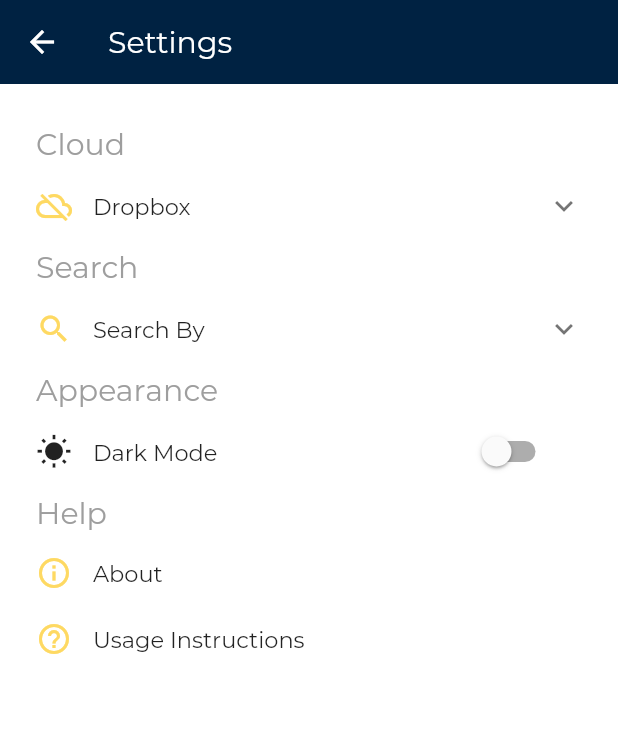
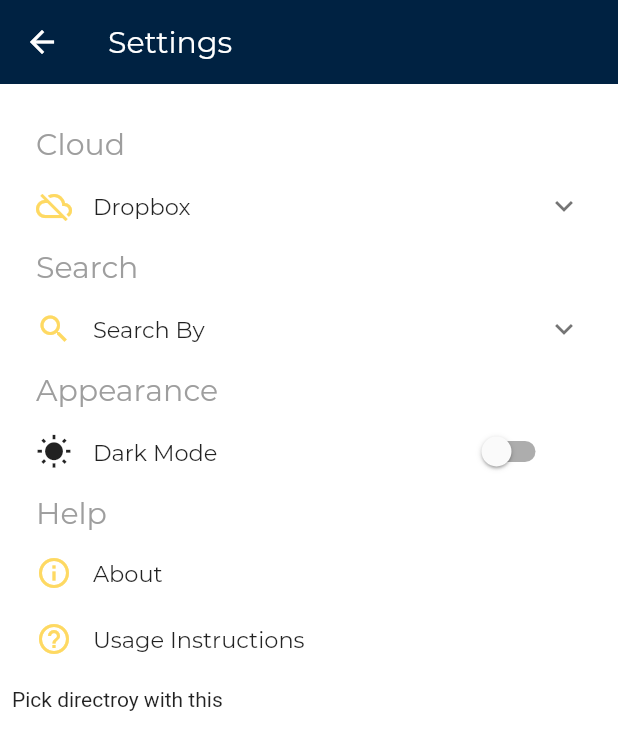
Before and after one commit to Exlaza/CalibreCarte, a Flutter app: the SettingsNew screen opened directly, on a phone screen of 412 x 824 dp. Shown: the top 750 px of the screen. Run offline on Flutter 3.47's test engine with Material 2 defaults, Android fonts, the phone set to English and light mode, and no system bars; our stand-ins replace carousel_slider, dio, flutter_html, open_file, permission_handler, rxdart and 5 more; missing offline and left inert: directory_picker; accounts and stored records are empty; project files that could hold a hidden picture were left out.

Commit message:
feat: Popup for selecting directory for external storage

```diff
--- a/lib/screens/settings_screen.dart
+++ b/lib/screens/settings_screen.dart
@@ -1,11 +1,16 @@
+import 'dart:io';
+
 import 'package:calibre_carte/providers/update_provider.dart';
 import 'package:calibre_carte/screens/connect_dropbox_screen.dart';
 import 'package:calibre_carte/widgets/Settings%20Screen%20Widgets/cloud_settings.dart';
 import 'package:calibre_carte/widgets/Settings%20Screen%20Widgets/dark_mode_toggle.dart';
 import 'package:calibre_carte/widgets/Settings%20Screen%20Widgets/search_dropdown.dart';
+import 'package:directory_picker/directory_picker.dart';
 import 'package:flutter/material.dart';
+import 'package:path_provider/path_provider.dart';
 import 'package:provider/provider.dart';
 import 'package:shared_preferences/shared_preferences.dart';
+import 'package:path/path.dart';
 
 class SettingsNew extends StatefulWidget {
   static const routeName = '/settings';
@@ -86,6 +91,21 @@ class _SettingsNewState extends State<SettingsNew> {
         ));
   }
 
+
+  selectDirectory(context) async{
+    Directory exd = await getExternalStorageDirectory();
+
+    Directory newDirectory = await DirectoryPicker.pick(
+        context: context,
+        rootDirectory: exd
+    );
+
+    if (newDirectory != null) {
+      // Do something with the picked directory
+    } else {
+      // User cancelled without picking any directory
+    }
+  }
   @override
   Widget build(BuildContext context) {
 //    print('Building asettings for no reason');
@@ -119,7 +139,10 @@ class _SettingsNewState extends State<SettingsNew> {
                 margin: EdgeInsets.fromLTRB(8, 8, 8, 0),
                 child: Column(
                   crossAxisAlignment: CrossAxisAlignment.start,
-                  children: <Widget>[SizedBox(height: 20,),
+                  children: <Widget>[
+                    SizedBox(
+                      height: 20,
+                    ),
                     _settingGroup("Cloud"),
                     CloudSettings(),
                     _settingGroup("Search"),
@@ -137,7 +160,9 @@ class _SettingsNewState extends State<SettingsNew> {
                               Icons.info_outline,
                               color: Color(0xffFED962),
                             ),
-                            SizedBox(width: 10,),
+                            SizedBox(
+                              width: 10,
+                            ),
                             Text(" About",
                                 style: TextStyle(
                                     fontFamily: 'Montserrat', fontSize: 15))
@@ -148,19 +173,28 @@ class _SettingsNewState extends State<SettingsNew> {
                     Container(
                       padding: EdgeInsets.only(left: 16, bottom: 0),
                       child: Container(
-                        padding: EdgeInsets.only(top:4),
+                        padding: EdgeInsets.only(top: 4),
                         child: Row(
                           children: <Widget>[
                             Icon(
                               Icons.help_outline,
                               color: Color(0xffFED962),
                             ),
-                            SizedBox(width: 10,),
+                            SizedBox(
+                              width: 10,
+                            ),
                             Text(" Usage Instructions",
                                 style: TextStyle(
                                     fontFamily: 'Montserrat', fontSize: 15))
                           ],
                         ),
+                      ),
+                    ),
+                    SizedBox(height: 20,),
+                    GestureDetector(
+                      onTap: () => selectDirectory(context),
+                      child: Container(
+                        child: Text("Pick directroy with this"),
                       ),
                     )
                   ],
--- a/pubspec.yaml
+++ b/pubspec.yaml
@@ -35,8 +35,7 @@ dependencies:
   provider: ^3.1.0+1
   rxdart: ^0.22.6
   smooth_star_rating: ^1.0.3
-  permission_handler: ^4.0.0
-  folder_picker: ^0.3.0
+  directory_picker: ^1.0.0
 
 
   # The following adds the Cupertino Icons font to your application.
```
Also changed, not shown: pubspec.lock.
